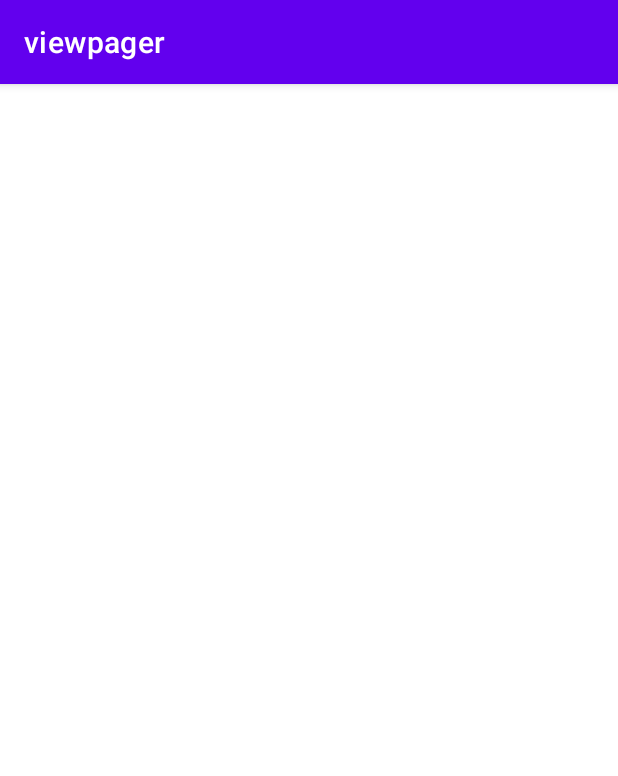
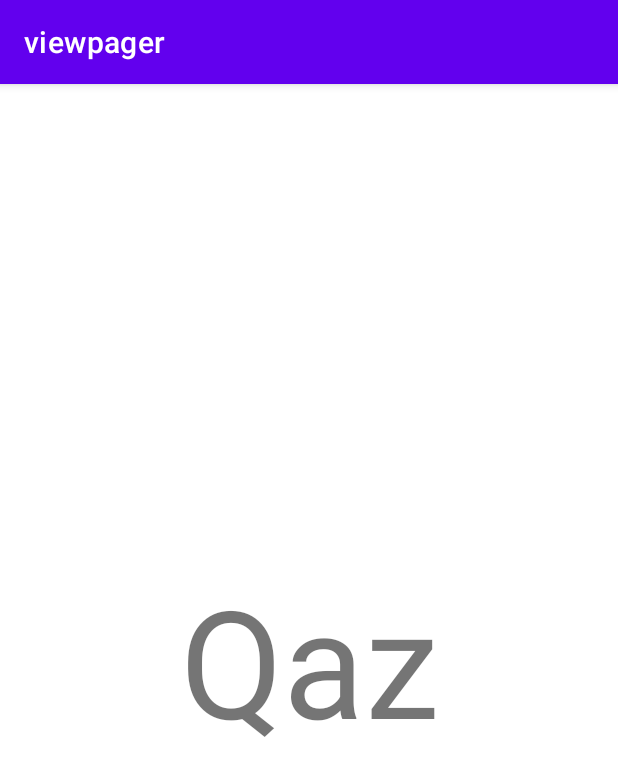
Before and after one commit to edwina1114/viewpager, an Android app: the fragment qaz_f shown on its own in the app's theme, on a phone screen of 412 x 824 dp. Shown: the top 776 px of the screen. Run offline under Robolectric (Android 15) with nearby library versions, the phone set to English and light mode, and no system bars.

Commit message:
#View Pager + Tab layout (HOME PAGE BAR) #20201206-多加一個TABLAYOUT項目練習

```diff
--- a/app/src/main/java/com/example/viewpager/adapter/Adapter.kt
+++ b/app/src/main/java/com/example/viewpager/adapter/Adapter.kt
@@ -21,7 +21,7 @@ class Adapter(fragmentManager: FragmentManager) : FragmentPagerAdapter(fragmentM
     }
 
     override fun getCount(): Int {
-        return 8
+        return 9
     }
 
     override fun getPageTitle(position: Int): CharSequence {
--- a/app/src/main/java/com/example/viewpager/food_fragment/rice_f.kt
+++ b/app/src/main/java/com/example/viewpager/food_fragment/rice_f.kt
@@ -11,6 +11,6 @@ class rice_f : Fragment() {
         override fun onCreateView(inflater: LayoutInflater, container: ViewGroup?,
                                   savedInstanceState: Bundle?): View? {
             // Inflate the layout for this fragment
-            return inflater!!.inflate(R.layout.rice_layout, container, false)
+            return inflater!!.inflate(R.layout.rice_layout, container,false)
         }
     }
--- a/app/src/main/res/layout/activity_main.xml
+++ b/app/src/main/res/layout/activity_main.xml
@@ -53,10 +53,11 @@
             android:layout_width="wrap_content"
             android:layout_height="wrap_content"
             android:text="@string/breakfast" />
+
         <com.google.android.material.tabs.TabItem
             android:layout_width="wrap_content"
             android:layout_height="wrap_content"
-            android:text="@string/qaz" />
+            android:text="@string/Qaz" />
 
 
     </com.google.android.material.tabs.TabLayout>
--- a/app/src/main/res/layout/qaz_layout.xml
+++ b/app/src/main/res/layout/qaz_layout.xml
@@ -10,7 +10,7 @@
         android:id="@+id/qaz"
         android:layout_width="wrap_content"
         android:layout_height="wrap_content"
-        android:text="@string/qaz"
+        android:text="@string/Qaz"
         android:textSize="100sp"
         app:layout_constraintBottom_toBottomOf="parent"
         app:layout_constraintEnd_toEndOf="parent"
--- a/app/src/main/res/values/strings.xml
+++ b/app/src/main/res/values/strings.xml
@@ -9,4 +9,5 @@
     <string name="dessert">Dessert</string>
     <string name="fruit">Fruit</string>
     <string name="qaz" />
+    <string name="Qaz">Qaz</string>
 </resources>
```
